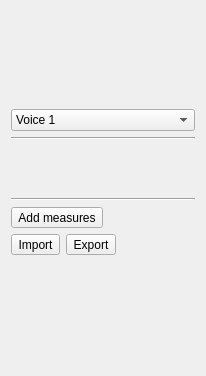
Old version of the form shapes/musicshape/dialogs/SimpleEntryWidget.ui in the repository KDE/calligra.
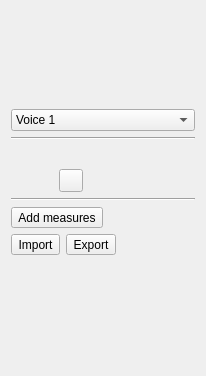
New version of the form.

Patch:
```diff
--- a/shapes/musicshape/dialogs/SimpleEntryWidget.ui
+++ b/shapes/musicshape/dialogs/SimpleEntryWidget.ui
@@ -291,8 +291,8 @@
           </property>
          </widget>
         </item>
-        <item row="1" column="1" colspan="2" >
-         <widget class="QToolButton" name="eraserButton" >
+        <item row="1" column="1" >
+         <widget class="QToolButton" name="tiedNoteButton" >
           <property name="text" >
            <string/>
           </property>
@@ -301,6 +301,13 @@
           </property>
          </widget>
         </item>
+        <item row="1" column="2" colspan="2" >
+         <widget class="QToolButton" name="eraserButton" >
+          <property name="text" >
+           <string/>
+          </property>
+         </widget>
+        </item>
        </layout>
       </widget>
      </item>
```
